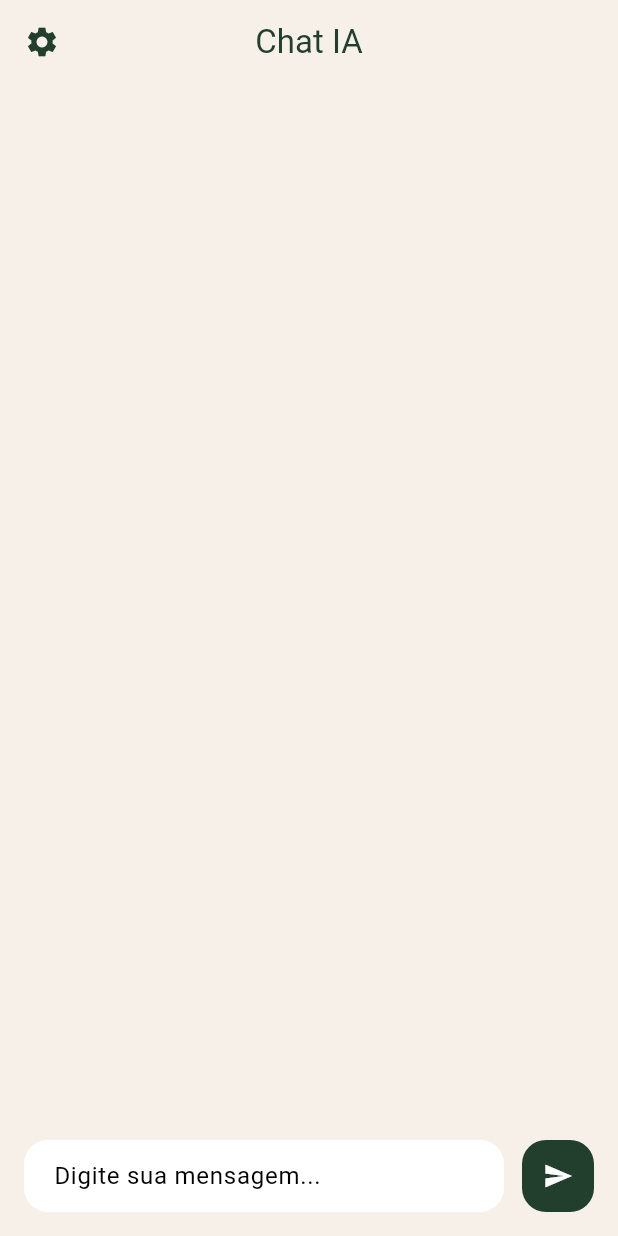
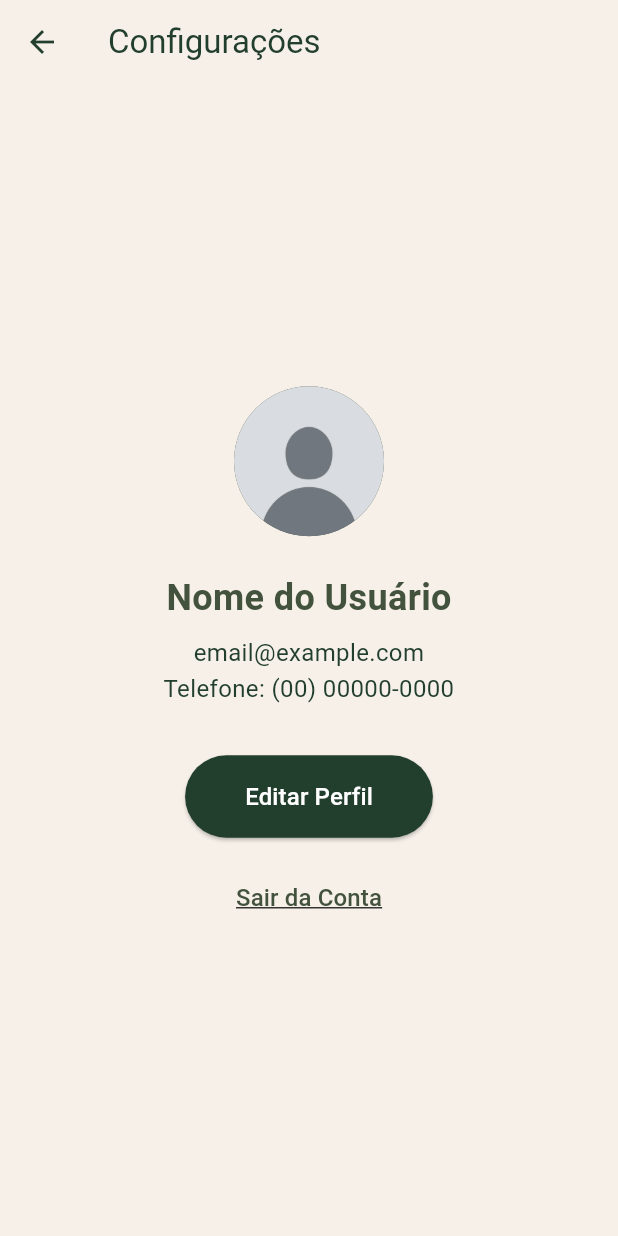
Before and after one commit to pgmaximo/UrbanAI, a Flutter app: the HomePage screen opened directly, after a tap on the "settings" icon, on a phone screen of 412 x 824 dp. Run offline on Flutter 3.47's test engine with Material 3 defaults, Android fonts, the phone set to English and light mode, and no system bars.

Commit message:
Atualização do front-end,

```diff
--- a/lib/pages/AuthPage.dart
+++ b/lib/pages/AuthPage.dart
@@ -1,3 +1,5 @@
+/* A fazer: Desenvolver sistema para login com o Google (Backend) */
+
 import 'package:flutter/material.dart';
 import 'package:urbanai/main.dart';
 import 'package:urbanai/pages/HomePage.dart';
--- a/lib/pages/HomePage.dart
+++ b/lib/pages/HomePage.dart
@@ -1,6 +1,7 @@
 import 'package:flutter/material.dart';
 import 'package:flutter/services.dart';
 import 'package:urbanai/main.dart';
+import 'package:urbanai/pages/configPage.dart';
 
 class HomePage extends StatefulWidget {
   const HomePage({super.key});
@@ -70,7 +71,10 @@ class _HomePageState extends State<HomePage> {
         leading: IconButton(
           icon: const Icon(Icons.settings, color: AppColors.secondary),
           onPressed: () {
-            // TODO: Navegar para Configurações
+            Navigator.push(
+              context,
+              MaterialPageRoute(builder: (context) => ConfigPage()),
+            );
           },
         ),
       ),
--- a/lib/pages/Login e Cadatro/CadastroPage.dart
+++ b/lib/pages/Login e Cadatro/CadastroPage.dart
@@ -1,3 +1,6 @@
+/* A fazer: Desenvolver sistema para cadastro (Backend) */
+
+
 import 'package:flutter/material.dart';
 import 'package:urbanai/main.dart';
 
--- a/lib/pages/Login e Cadatro/LoginPage.dart
+++ b/lib/pages/Login e Cadatro/LoginPage.dart
@@ -1,3 +1,5 @@
+/* A fazer: Desenvolver sistema para login (Backend) */
+
 import 'package:flutter/material.dart';
 import 'package:urbanai/main.dart';
 
--- /dev/null
+++ b/lib/pages/configPage.dart
@@ -0,0 +1,87 @@
+/* A fazer: Adicionar sistema para coleta de informações do usuário, Sistema para edição das infos, Sistema para logout */
+
+import 'package:flutter/material.dart';
+import 'package:urbanai/main.dart';
+
+class ConfigPage extends StatelessWidget {
+  const ConfigPage({super.key});
+
+  @override
+  Widget build(BuildContext context) {
+    return Scaffold(
+      backgroundColor: AppColors.background,
+      appBar: AppBar(
+        title: const Text('Configurações'),
+        backgroundColor: AppColors.background,
+        foregroundColor: AppColors.secondary,
+        elevation: 0,
+      ),
+      body: Center(
+        child: SingleChildScrollView(
+          padding: const EdgeInsets.all(24.0),
+          child: ConstrainedBox(
+            constraints: const BoxConstraints(maxWidth: 400),
+            child: Column(
+              children: [
+                const CircleAvatar(
+                  radius: 50,
+                  backgroundImage: AssetImage("asset/avatar/default_avatar.jpg"),
+                ),
+                const SizedBox(height: 24),
+                const Text(
+                  'Nome do Usuário',
+                  style: TextStyle(
+                    fontSize: 24,
+                    fontWeight: FontWeight.bold,
+                    color: AppColors.primary,
+                  ),
+                ),
+                const SizedBox(height: 8),
+                const Text(
+                  'email@example.com\nTelefone: (00) 00000-0000',
+                  textAlign: TextAlign.center,
+                  style: TextStyle(
+                    fontSize: 16,
+                    color: AppColors.secondary,
+                    height: 1.5,
+                  ),
+                ),
+                const SizedBox(height: 32),
+                ElevatedButton(
+                  onPressed: () {
+                    // TODO: Implementar edição de perfil
+                  },
+                  style: ElevatedButton.styleFrom(
+                    backgroundColor: AppColors.secondary,
+                    shape: RoundedRectangleBorder(
+                      borderRadius: BorderRadius.circular(30),
+                    ),
+                    padding: const EdgeInsets.symmetric(horizontal: 40, vertical: 16),
+                  ),
+                  child: const Text(
+                    'Editar Perfil',
+                    style: TextStyle(fontSize: 16, color: Colors.white),
+                  ),
+                ),
+                const SizedBox(height: 16),
+                TextButton(
+                  onPressed: () {
+                    // TODO: Implementar logout
+                  },
+                  child: const Text(
+                    'Sair da Conta',
+                    style: TextStyle(
+                      fontSize: 16,
+                      color: AppColors.primary,
+                      decoration: TextDecoration.underline,
+                    ),
+                  ),
+                ),
+              ],
+            ),
+          ),
+        ),
+      ),
+    );
+  }
+}
--- a/pubspec.yaml
+++ b/pubspec.yaml
@@ -58,9 +58,8 @@ flutter:
   uses-material-design: true
 
   # To add assets to your application, add an assets section, like this:
-  # assets:
-  #   - images/a_dot_burr.jpeg
-  #   - images/a_dot_ham.jpeg
+  assets:
+    - asset/avatar/
 
   # An image asset can refer to one or more resolution-specific "variants", see
   # https://flutter.dev/to/resolution-aware-images
```
Also changed, not shown: asset/avatar/default_avatar.jpg (added).
